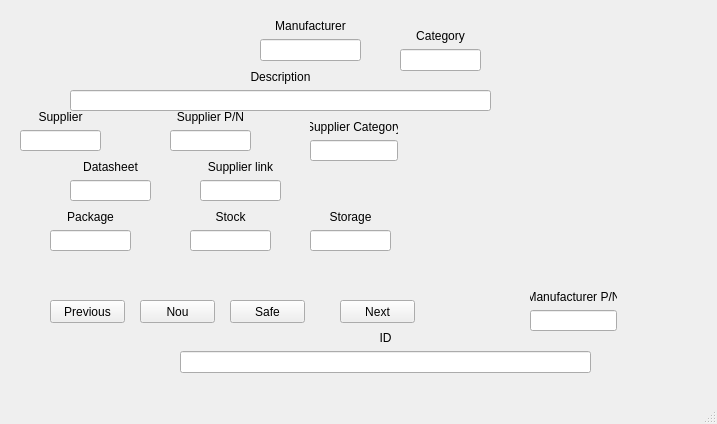
This is ui_addStock.ui in CasamaMaker/myStock as Qt 5 draws it before an edit. The edited form follows.
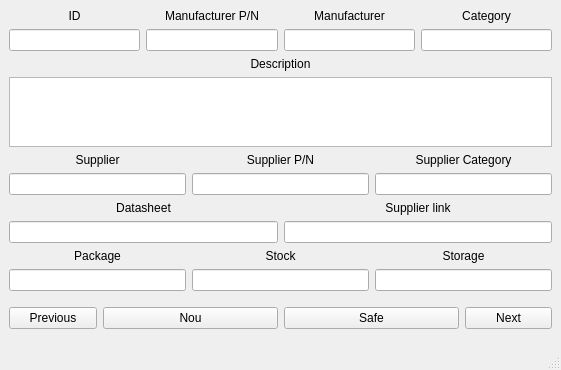
This is the edited form.

What changed in the file:
```diff
--- a/ui_addStock.ui
+++ b/ui_addStock.ui
@@ -6,76 +6,105 @@
    <rect>
     <x>0</x>
     <y>0</y>
-    <width>717</width>
-    <height>424</height>
+    <width>561</width>
+    <height>349</height>
    </rect>
   </property>
+  <property name="sizePolicy">
+   <sizepolicy hsizetype="Expanding" vsizetype="Expanding">
+    <horstretch>0</horstretch>
+    <verstretch>0</verstretch>
+   </sizepolicy>
+  </property>
   <property name="windowTitle">
    <string>MainWindow</string>
   </property>
   <widget class="QWidget" name="centralwidget">
-   <widget class="QPushButton" name="pushButton_previous">
-    <property name="geometry">
-     <rect>
-      <x>50</x>
-      <y>300</y>
-      <width>75</width>
-      <height>23</height>
-     </rect>
-    </property>
-    <property name="text">
-     <string>Previous</string>
-    </property>
-   </widget>
-   <widget class="QPushButton" name="pushButton_safe">
-    <property name="geometry">
-     <rect>
-      <x>230</x>
-      <y>300</y>
-      <width>75</width>
-      <height>23</height>
-     </rect>
-    </property>
-    <property name="text">
-     <string>Safe</string>
-    </property>
-   </widget>
-   <widget class="QPushButton" name="pushButton_next">
-    <property name="geometry">
-     <rect>
-      <x>340</x>
-      <y>300</y>
-      <width>75</width>
-      <height>23</height>
-     </rect>
-    </property>
-    <property name="text">
-     <string>Next</string>
-    </property>
-   </widget>
-   <widget class="QPushButton" name="pushButton_Nou">
-    <property name="geometry">
-     <rect>
-      <x>140</x>
-      <y>300</y>
-      <width>75</width>
-      <height>23</height>
-     </rect>
-    </property>
+   <property name="sizePolicy">
+    <sizepolicy hsizetype="Expanding" vsizetype="Expanding">
+     <horstretch>0</horstretch>
+     <verstretch>0</verstretch>
+    </sizepolicy>
+   </property>
+   <layout class="QVBoxLayout" name="verticalLayout_15">
+    <item>
+     <layout class="QVBoxLayout" name="verticalLayout_14" stretch="1,2,1,1,1,2">
+      <property name="leftMargin">
+       <number>0</number>
+      </property>
+      <property name="topMargin">
+       <number>0</number>
+      </property>
+      <property name="rightMargin">
+       <number>0</number>
+      </property>
+      <property name="bottomMargin">
+       <number>0</number>
+      </property>
+      <item>
+       <layout class="QHBoxLayout" name="horizontalLayout" stretch="1,1,1,1">
+        <property name="leftMargin">
+         <number>0</number>
+        </property>
+        <property name="topMargin">
+         <number>0</number>
+        </property>
+        <property name="rightMargin">
+         <number>0</number>
+        </property>
+        <property name="bottomMargin">
+         <number>0</number>
+        </property>
+        <item>
+         <layout class="QVBoxLayout" name="verticalLayout" stretch="1,1">
+          <property name="leftMargin">
+           <number>0</number>
+          </property>
+          <property name="topMargin">
+           <number>0</number>
+          </property>
+          <property name="rightMargin">
+           <number>0</number>
+          </property>
+          <property name="bottomMargin">
+           <number>0</number>
+          </property>
+          <item>
+           <widget class="QLabel" name="label">
     <property name="text">
-     <string>Nou</string>
-    </property>
-   </widget>
-   <widget class="QWidget" name="verticalLayoutWidget_2">
-    <property name="geometry">
-     <rect>
-      <x>530</x>
-      <y>290</y>
-      <width>87</width>
-      <height>41</height>
-     </rect>
-    </property>
-    <layout class="QVBoxLayout" name="verticalLayout_2">
+             <string>ID</string>
+            </property>
+            <property name="alignment">
+             <set>Qt::AlignBottom|Qt::AlignHCenter</set>
+            </property>
+           </widget>
+          </item>
+          <item>
+           <widget class="QLineEdit" name="lineEdit_Id">
+            <property name="sizePolicy">
+             <sizepolicy hsizetype="Expanding" vsizetype="Expanding">
+              <horstretch>0</horstretch>
+              <verstretch>0</verstretch>
+             </sizepolicy>
+            </property>
+           </widget>
+          </item>
+         </layout>
+        </item>
+        <item>
+         <layout class="QVBoxLayout" name="verticalLayout_2" stretch="1,1">
+          <property name="leftMargin">
+           <number>0</number>
+          </property>
+          <property name="topMargin">
+           <number>0</number>
+          </property>
+          <property name="rightMargin">
+           <number>0</number>
+          </property>
+          <property name="bottomMargin">
+           <number>0</number>
+          </property>
      <item>
       <widget class="QLabel" name="label_2">
        <property name="text">
@@ -87,22 +116,39 @@
       </widget>
      </item>
      <item>
-      <widget class="QLineEdit" name="lineEdit_ManufacturerPN"/>
-     </item>
-    </layout>
-   </widget>
-   <widget class="QWidget" name="verticalLayoutWidget_3">
-    <property name="geometry">
-     <rect>
-      <x>260</x>
-      <y>10</y>
-      <width>101</width>
-      <height>51</height>
-     </rect>
-    </property>
-    <layout class="QVBoxLayout" name="verticalLayout_3">
+           <widget class="QLineEdit" name="lineEdit_ManufacturerPN">
+            <property name="sizePolicy">
+             <sizepolicy hsizetype="Expanding" vsizetype="Expanding">
+              <horstretch>0</horstretch>
+              <verstretch>0</verstretch>
+             </sizepolicy>
+            </property>
+           </widget>
+          </item>
+         </layout>
+        </item>
+        <item>
+         <layout class="QVBoxLayout" name="verticalLayout_3" stretch="1,1">
+          <property name="leftMargin">
+           <number>0</number>
+          </property>
+          <property name="topMargin">
+           <number>0</number>
+          </property>
+          <property name="rightMargin">
+           <number>0</number>
+          </property>
+          <property name="bottomMargin">
+           <number>0</number>
+          </property>
      <item>
       <widget class="QLabel" name="label_4">
+            <property name="sizePolicy">
+             <sizepolicy hsizetype="Expanding" vsizetype="Preferred">
+              <horstretch>0</horstretch>
+              <verstretch>0</verstretch>
+             </sizepolicy>
+            </property>
        <property name="text">
         <string>Manufacturer</string>
        </property>
@@ -112,20 +158,31 @@
       </widget>
      </item>
      <item>
-      <widget class="QLineEdit" name="lineEdit_Manufacturer"/>
-     </item>
-    </layout>
-   </widget>
-   <widget class="QWidget" name="verticalLayoutWidget_4">
-    <property name="geometry">
-     <rect>
-      <x>400</x>
-      <y>10</y>
-      <width>81</width>
-      <height>61</height>
-     </rect>
-    </property>
-    <layout class="QVBoxLayout" name="verticalLayout_4">
+           <widget class="QLineEdit" name="lineEdit_Manufacturer">
+            <property name="sizePolicy">
+             <sizepolicy hsizetype="Expanding" vsizetype="Expanding">
+              <horstretch>0</horstretch>
+              <verstretch>0</verstretch>
+             </sizepolicy>
+            </property>
+           </widget>
+          </item>
+         </layout>
+        </item>
+        <item>
+         <layout class="QVBoxLayout" name="verticalLayout_4" stretch="1,1">
+          <property name="leftMargin">
+           <number>0</number>
+          </property>
+          <property name="topMargin">
+           <number>0</number>
+          </property>
+          <property name="rightMargin">
+           <number>0</number>
+          </property>
+          <property name="bottomMargin">
+           <number>0</number>
+          </property>
      <item>
       <widget class="QLabel" name="label_5">
        <property name="text">
@@ -137,20 +194,33 @@
       </widget>
      </item>
      <item>
-      <widget class="QLineEdit" name="lineEdit_Category"/>
-     </item>
-    </layout>
-   </widget>
-   <widget class="QWidget" name="verticalLayoutWidget_5">
-    <property name="geometry">
-     <rect>
-      <x>70</x>
-      <y>70</y>
-      <width>421</width>
-      <height>41</height>
-     </rect>
-    </property>
-    <layout class="QVBoxLayout" name="verticalLayout_5">
+           <widget class="QLineEdit" name="lineEdit_Category">
+            <property name="sizePolicy">
+             <sizepolicy hsizetype="Expanding" vsizetype="Expanding">
+              <horstretch>0</horstretch>
+              <verstretch>0</verstretch>
+             </sizepolicy>
+            </property>
+           </widget>
+          </item>
+         </layout>
+        </item>
+       </layout>
+      </item>
+      <item>
+       <layout class="QVBoxLayout" name="verticalLayout_5" stretch="1,0">
+        <property name="leftMargin">
+         <number>0</number>
+        </property>
+        <property name="topMargin">
+         <number>0</number>
+        </property>
+        <property name="rightMargin">
+         <number>0</number>
+        </property>
+        <property name="bottomMargin">
+         <number>0</number>
+        </property>
      <item>
       <widget class="QLabel" name="label_3">
        <property name="text">
@@ -162,20 +232,38 @@
       </widget>
      </item>
      <item>
-      <widget class="QLineEdit" name="lineEdit_Description"/>
-     </item>
-    </layout>
-   </widget>
-   <widget class="QWidget" name="verticalLayoutWidget_6">
-    <property name="geometry">
-     <rect>
-      <x>20</x>
-      <y>110</y>
-      <width>81</width>
-      <height>41</height>
-     </rect>
-    </property>
-    <layout class="QVBoxLayout" name="verticalLayout_6">
+         <widget class="QTextEdit" name="textEdit_Description"/>
+        </item>
+       </layout>
+      </item>
+      <item>
+       <layout class="QHBoxLayout" name="horizontalLayout_2" stretch="1,1,1">
+        <property name="leftMargin">
+         <number>0</number>
+        </property>
+        <property name="topMargin">
+         <number>0</number>
+        </property>
+        <property name="rightMargin">
+         <number>0</number>
+        </property>
+        <property name="bottomMargin">
+         <number>0</number>
+        </property>
+        <item>
+         <layout class="QVBoxLayout" name="verticalLayout_6" stretch="1,1">
+          <property name="leftMargin">
+           <number>0</number>
+          </property>
+          <property name="topMargin">
+           <number>0</number>
+          </property>
+          <property name="rightMargin">
+           <number>0</number>
+          </property>
+          <property name="bottomMargin">
+           <number>0</number>
+          </property>
      <item>
       <widget class="QLabel" name="label_6">
        <property name="text">
@@ -187,20 +275,31 @@
       </widget>
      </item>
      <item>
-      <widget class="QLineEdit" name="lineEdit_Supplier"/>
-     </item>
-    </layout>
-   </widget>
-   <widget class="QWidget" name="verticalLayoutWidget_7">
-    <property name="geometry">
-     <rect>
-      <x>170</x>
-      <y>110</y>
-      <width>81</width>
-      <height>41</height>
-     </rect>
-    </property>
-    <layout class="QVBoxLayout" name="verticalLayout_7">
+           <widget class="QLineEdit" name="lineEdit_Supplier">
+            <property name="sizePolicy">
+             <sizepolicy hsizetype="Expanding" vsizetype="Expanding">
+              <horstretch>0</horstretch>
+              <verstretch>0</verstretch>
+             </sizepolicy>
+            </property>
+           </widget>
+          </item>
+         </layout>
+        </item>
+        <item>
+         <layout class="QVBoxLayout" name="verticalLayout_7" stretch="1,1">
+          <property name="leftMargin">
+           <number>0</number>
+          </property>
+          <property name="topMargin">
+           <number>0</number>
+          </property>
+          <property name="rightMargin">
+           <number>0</number>
+          </property>
+          <property name="bottomMargin">
+           <number>0</number>
+          </property>
      <item>
       <widget class="QLabel" name="label_7">
        <property name="text">
@@ -212,20 +311,31 @@
       </widget>
      </item>
      <item>
-      <widget class="QLineEdit" name="lineEdit_SupplierPN"/>
-     </item>
-    </layout>
-   </widget>
-   <widget class="QWidget" name="verticalLayoutWidget_8">
-    <property name="geometry">
-     <rect>
-      <x>310</x>
-      <y>120</y>
-      <width>88</width>
-      <height>41</height>
-     </rect>
-    </property>
-    <layout class="QVBoxLayout" name="verticalLayout_8">
+           <widget class="QLineEdit" name="lineEdit_SupplierPN">
+            <property name="sizePolicy">
+             <sizepolicy hsizetype="Expanding" vsizetype="Expanding">
+              <horstretch>0</horstretch>
+              <verstretch>0</verstretch>
+             </sizepolicy>
+            </property>
+           </widget>
+          </item>
+         </layout>
+        </item>
+        <item>
+         <layout class="QVBoxLayout" name="verticalLayout_8" stretch="1,1">
+          <property name="leftMargin">
+           <number>0</number>
+          </property>
+          <property name="topMargin">
+           <number>0</number>
+          </property>
+          <property name="rightMargin">
+           <number>0</number>
+          </property>
+          <property name="bottomMargin">
+           <number>0</number>
+          </property>
      <item>
       <widget class="QLabel" name="label_8">
        <property name="text">
@@ -237,20 +347,47 @@
       </widget>
      </item>
      <item>
-      <widget class="QLineEdit" name="lineEdit_SupplierCategory"/>
-     </item>
-    </layout>
-   </widget>
-   <widget class="QWidget" name="verticalLayoutWidget_9">
-    <property name="geometry">
-     <rect>
-      <x>70</x>
-      <y>160</y>
-      <width>81</width>
-      <height>41</height>
-     </rect>
-    </property>
-    <layout class="QVBoxLayout" name="verticalLayout_9">
+           <widget class="QLineEdit" name="lineEdit_SupplierCategory">
+            <property name="sizePolicy">
+             <sizepolicy hsizetype="Expanding" vsizetype="Expanding">
+              <horstretch>0</horstretch>
+              <verstretch>0</verstretch>
+             </sizepolicy>
+            </property>
+           </widget>
+          </item>
+         </layout>
+        </item>
+       </layout>
+      </item>
+      <item>
+       <layout class="QHBoxLayout" name="horizontalLayout_3" stretch="1,1">
+        <property name="leftMargin">
+         <number>0</number>
+        </property>
+        <property name="topMargin">
+         <number>0</number>
+        </property>
+        <property name="rightMargin">
+         <number>0</number>
+        </property>
+        <property name="bottomMargin">
+         <number>0</number>
+        </property>
+        <item>
+         <layout class="QVBoxLayout" name="verticalLayout_9" stretch="1,1">
+          <property name="leftMargin">
+           <number>0</number>
+          </property>
+          <property name="topMargin">
+           <number>0</number>
+          </property>
+          <property name="rightMargin">
+           <number>0</number>
+          </property>
+          <property name="bottomMargin">
+           <number>0</number>
+          </property>
      <item>
       <widget class="QLabel" name="label_9">
        <property name="text">
@@ -262,20 +399,31 @@
       </widget>
      </item>
      <item>
-      <widget class="QLineEdit" name="lineEdit_Datasheet"/>
-     </item>
-    </layout>
-   </widget>
-   <widget class="QWidget" name="verticalLayoutWidget_10">
-    <property name="geometry">
-     <rect>
-      <x>200</x>
-      <y>160</y>
-      <width>81</width>
-      <height>41</height>
-     </rect>
-    </property>
-    <layout class="QVBoxLayout" name="verticalLayout_10">
+           <widget class="QLineEdit" name="lineEdit_Datasheet">
+            <property name="sizePolicy">
+             <sizepolicy hsizetype="Expanding" vsizetype="Expanding">
+              <horstretch>0</horstretch>
+              <verstretch>0</verstretch>
+             </sizepolicy>
+            </property>
+           </widget>
+          </item>
+         </layout>
+        </item>
+        <item>
+         <layout class="QVBoxLayout" name="verticalLayout_10" stretch="1,1">
+          <property name="leftMargin">
+           <number>0</number>
+          </property>
+          <property name="topMargin">
+           <number>0</number>
+          </property>
+          <property name="rightMargin">
+           <number>0</number>
+          </property>
+          <property name="bottomMargin">
+           <number>0</number>
+          </property>
      <item>
       <widget class="QLabel" name="label_10">
        <property name="text">
@@ -287,22 +435,55 @@
       </widget>
      </item>
      <item>
-      <widget class="QLineEdit" name="lineEdit_SupplierLink"/>
-     </item>
-    </layout>
-   </widget>
-   <widget class="QWidget" name="verticalLayoutWidget_11">
-    <property name="geometry">
-     <rect>
-      <x>50</x>
-      <y>210</y>
-      <width>81</width>
-      <height>41</height>
-     </rect>
-    </property>
-    <layout class="QVBoxLayout" name="verticalLayout_11">
+           <widget class="QLineEdit" name="lineEdit_SupplierLink">
+            <property name="sizePolicy">
+             <sizepolicy hsizetype="Expanding" vsizetype="Expanding">
+              <horstretch>0</horstretch>
+              <verstretch>0</verstretch>
+             </sizepolicy>
+            </property>
+           </widget>
+          </item>
+         </layout>
+        </item>
+       </layout>
+      </item>
+      <item>
+       <layout class="QHBoxLayout" name="horizontalLayout_4" stretch="1,1,1">
+        <property name="leftMargin">
+         <number>0</number>
+        </property>
+        <property name="topMargin">
+         <number>0</number>
+        </property>
+        <property name="rightMargin">
+         <number>0</number>
+        </property>
+        <property name="bottomMargin">
+         <number>0</number>
+        </property>
+        <item>
+         <layout class="QVBoxLayout" name="verticalLayout_11" stretch="1,1">
+          <property name="leftMargin">
+           <number>0</number>
+          </property>
+          <property name="topMargin">
+           <number>0</number>
+          </property>
+          <property name="rightMargin">
+           <number>0</number>
+          </property>
+          <property name="bottomMargin">
+           <number>0</number>
+          </property>
      <item>
       <widget class="QLabel" name="label_11">
+            <property name="sizePolicy">
+             <sizepolicy hsizetype="Expanding" vsizetype="Preferred">
+              <horstretch>0</horstretch>
+              <verstretch>0</verstretch>
+             </sizepolicy>
+            </property>
        <property name="text">
         <string>Package</string>
        </property>
@@ -312,22 +493,39 @@
       </widget>
      </item>
      <item>
-      <widget class="QLineEdit" name="lineEdit_Package"/>
-     </item>
-    </layout>
-   </widget>
-   <widget class="QWidget" name="verticalLayoutWidget_12">
-    <property name="geometry">
-     <rect>
-      <x>190</x>
-      <y>210</y>
-      <width>81</width>
-      <height>41</height>
-     </rect>
-    </property>
-    <layout class="QVBoxLayout" name="verticalLayout_12">
+           <widget class="QLineEdit" name="lineEdit_Package">
+            <property name="sizePolicy">
+             <sizepolicy hsizetype="Expanding" vsizetype="Expanding">
+              <horstretch>0</horstretch>
+              <verstretch>0</verstretch>
+             </sizepolicy>
+            </property>
+           </widget>
+          </item>
+         </layout>
+        </item>
+        <item>
+         <layout class="QVBoxLayout" name="verticalLayout_12" stretch="1,1">
+          <property name="leftMargin">
+           <number>0</number>
+          </property>
+          <property name="topMargin">
+           <number>0</number>
+          </property>
+          <property name="rightMargin">
+           <number>0</number>
+          </property>
+          <property name="bottomMargin">
+           <number>0</number>
+          </property>
      <item>
       <widget class="QLabel" name="label_12">
+            <property name="sizePolicy">
+             <sizepolicy hsizetype="Expanding" vsizetype="Preferred">
+              <horstretch>0</horstretch>
+              <verstretch>0</verstretch>
+             </sizepolicy>
+            </property>
        <property name="text">
         <string>Stock</string>
        </property>
@@ -337,22 +535,39 @@
       </widget>
      </item>
      <item>
-      <widget class="QLineEdit" name="lineEdit_Stock"/>
-     </item>
-    </layout>
-   </widget>
-   <widget class="QWidget" name="verticalLayoutWidget_13">
-    <property name="geometry">
-     <rect>
-      <x>310</x>
-      <y>210</y>
-      <width>81</width>
-      <height>41</height>
-     </rect>
-    </property>
-    <layout class="QVBoxLayout" name="verticalLayout_13">
+           <widget class="QLineEdit" name="lineEdit_Stock">
+            <property name="sizePolicy">
+             <sizepolicy hsizetype="Expanding" vsizetype="Expanding">
+              <horstretch>0</horstretch>
+              <verstretch>0</verstretch>
+             </sizepolicy>
+            </property>
+           </widget>
+          </item>
+         </layout>
+        </item>
+        <item>
+         <layout class="QVBoxLayout" name="verticalLayout_13" stretch="1,1">
+          <property name="leftMargin">
+           <number>0</number>
+          </property>
+          <property name="topMargin">
+           <number>0</number>
+          </property>
+          <property name="rightMargin">
+           <number>0</number>
+          </property>
+          <property name="bottomMargin">
+           <number>0</number>
+          </property>
      <item>
       <widget class="QLabel" name="label_13">
+            <property name="sizePolicy">
+             <sizepolicy hsizetype="Expanding" vsizetype="Preferred">
+              <horstretch>0</horstretch>
+              <verstretch>0</verstretch>
+             </sizepolicy>
+            </property>
        <property name="text">
         <string>Storage</string>
        </property>
@@ -362,39 +577,90 @@
       </widget>
      </item>
      <item>
-      <widget class="QLineEdit" name="lineEdit_Storage"/>
-     </item>
-    </layout>
-   </widget>
-   <widget class="QWidget" name="horizontalLayoutWidget">
-    <property name="geometry">
-     <rect>
-      <x>180</x>
-      <y>330</y>
-      <width>411</width>
-      <height>43</height>
-     </rect>
-    </property>
-    <layout class="QHBoxLayout" name="horizontalLayout">
+           <widget class="QLineEdit" name="lineEdit_Storage">
+            <property name="sizePolicy">
+             <sizepolicy hsizetype="Expanding" vsizetype="Expanding">
+              <horstretch>0</horstretch>
+              <verstretch>0</verstretch>
+             </sizepolicy>
+            </property>
+           </widget>
+          </item>
+         </layout>
+        </item>
+       </layout>
+      </item>
+      <item>
+       <layout class="QHBoxLayout" name="horizontalLayout_5" stretch="1,2,2,1">
+        <property name="leftMargin">
+         <number>0</number>
+        </property>
+        <property name="topMargin">
+         <number>10</number>
+        </property>
+        <property name="rightMargin">
+         <number>0</number>
+        </property>
+        <property name="bottomMargin">
+         <number>10</number>
+        </property>
      <item>
-      <layout class="QVBoxLayout" name="verticalLayout">
+         <widget class="QPushButton" name="pushButton_previous">
+          <property name="sizePolicy">
+           <sizepolicy hsizetype="Expanding" vsizetype="Fixed">
+            <horstretch>0</horstretch>
+            <verstretch>0</verstretch>
+           </sizepolicy>
+          </property>
+          <property name="text">
+           <string>Previous</string>
+          </property>
+         </widget>
+        </item>
        <item>
-        <widget class="QLabel" name="label">
+         <widget class="QPushButton" name="pushButton_Nou">
+          <property name="sizePolicy">
+           <sizepolicy hsizetype="Expanding" vsizetype="Fixed">
+            <horstretch>0</horstretch>
+            <verstretch>0</verstretch>
+           </sizepolicy>
+          </property>
          <property name="text">
-          <string>ID</string>
-         </property>
-         <property name="alignment">
-          <set>Qt::AlignBottom|Qt::AlignHCenter</set>
-         </property>
+           <string>Nou</string>
+          </property>
+         </widget>
+        </item>
+        <item>
+         <widget class="QPushButton" name="pushButton_safe">
+          <property name="sizePolicy">
+           <sizepolicy hsizetype="Expanding" vsizetype="Fixed">
+            <horstretch>0</horstretch>
+            <verstretch>0</verstretch>
+           </sizepolicy>
+          </property>
+          <property name="text">
+           <string>Safe</string>
+          </property>
         </widget>
        </item>
        <item>
-        <widget class="QLineEdit" name="lineEdit_Id"/>
+         <widget class="QPushButton" name="pushButton_next">
+          <property name="sizePolicy">
+           <sizepolicy hsizetype="Expanding" vsizetype="Fixed">
+            <horstretch>0</horstretch>
+            <verstretch>0</verstretch>
+           </sizepolicy>
+          </property>
+          <property name="text">
+           <string>Next</string>
+          </property>
+         </widget>
        </item>
       </layout>
      </item>
     </layout>
-   </widget>
+    </item>
+   </layout>
   </widget>
   <widget class="QMenuBar" name="menubar">
    <property name="geometry">
```
Left out of the diff: 2 changed lines with no effect on the pictures. Lines whose indentation alone changed are shown as unchanged.
